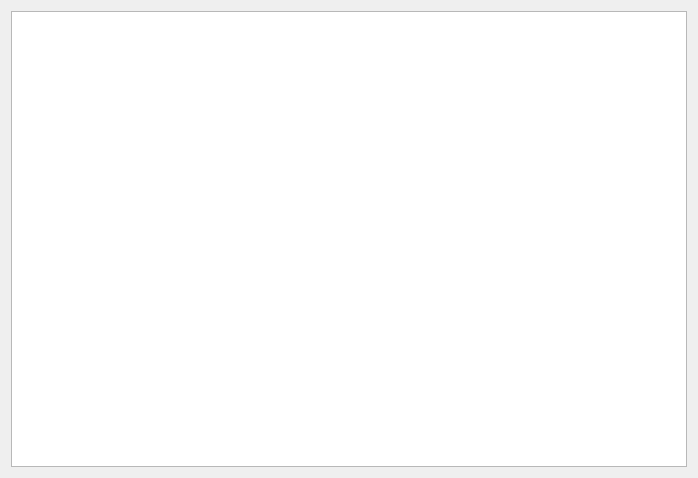
Old version of the form mtgcards/filtereditordialog.ui in the repository stijnvermeir/mtgcards.
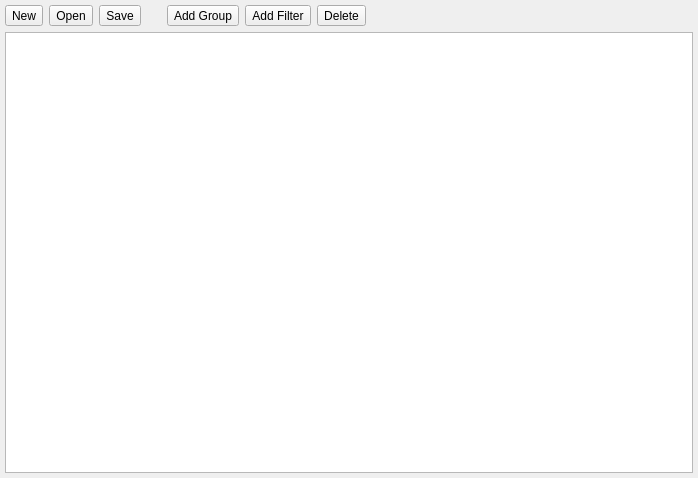
New version of the form. Icons and pictures are not drawn.

Commit message: Advanced filter

```diff
--- a/mtgcards/filtereditordialog.ui
+++ b/mtgcards/filtereditordialog.ui
@@ -19,7 +19,157 @@
   <property name="modal">
    <bool>true</bool>
   </property>
-  <layout class="QHBoxLayout" name="horizontalLayout">
+  <layout class="QVBoxLayout" name="verticalLayout">
+   <property name="leftMargin">
+    <number>5</number>
+   </property>
+   <property name="topMargin">
+    <number>5</number>
+   </property>
+   <property name="rightMargin">
+    <number>5</number>
+   </property>
+   <property name="bottomMargin">
+    <number>5</number>
+   </property>
+   <item>
+    <layout class="QHBoxLayout" name="horizontalLayout">
+     <property name="topMargin">
+      <number>0</number>
+     </property>
+     <item>
+      <widget class="QToolButton" name="newBtn">
+       <property name="toolTip">
+        <string>Clear Filter Tree</string>
+       </property>
+       <property name="text">
+        <string>New</string>
+       </property>
+       <property name="icon">
+        <iconset resource="mtgcards.qrc">
+         <normaloff>:/resources/icons/blank33.svg</normaloff>:/resources/icons/blank33.svg</iconset>
+       </property>
+       <property name="shortcut">
+        <string>Ctrl+N</string>
+       </property>
+      </widget>
+     </item>
+     <item>
+      <widget class="QToolButton" name="openBtn">
+       <property name="toolTip">
+        <string>Open Filter Tree from file ...</string>
+       </property>
+       <property name="text">
+        <string>Open</string>
+       </property>
+       <property name="icon">
+        <iconset resource="mtgcards.qrc">
+         <normaloff>:/resources/icons/folder215.svg</normaloff>:/resources/icons/folder215.svg</iconset>
+       </property>
+       <property name="shortcut">
+        <string>Ctrl+O</string>
+       </property>
+      </widget>
+     </item>
+     <item>
+      <widget class="QToolButton" name="saveBtn">
+       <property name="toolTip">
+        <string>Save Filter Tree to file ...</string>
+       </property>
+       <property name="text">
+        <string>Save</string>
+       </property>
+       <property name="icon">
+        <iconset resource="mtgcards.qrc">
+         <normaloff>:/resources/icons/save20.svg</normaloff>:/resources/icons/save20.svg</iconset>
+       </property>
+       <property name="shortcut">
+        <string>Ctrl+S</string>
+       </property>
+      </widget>
+     </item>
+     <item>
+      <spacer name="horizontalSpacer_2">
+       <property name="orientation">
+        <enum>Qt::Horizontal</enum>
+       </property>
+       <property name="sizeType">
+        <enum>QSizePolicy::Fixed</enum>
+       </property>
+       <property name="sizeHint" stdset="0">
+        <size>
+         <width>20</width>
+         <height>20</height>
+        </size>
+       </property>
+      </spacer>
+     </item>
+     <item>
+      <widget class="QToolButton" name="addGroupBtn">
+       <property name="toolTip">
+        <string>Add Group</string>
+       </property>
+       <property name="text">
+        <string>Add Group</string>
+       </property>
+       <property name="icon">
+        <iconset resource="mtgcards.qrc">
+         <normaloff>:/resources/icons/square181.svg</normaloff>:/resources/icons/square181.svg</iconset>
+       </property>
+       <property name="shortcut">
+        <string>G</string>
+       </property>
+      </widget>
+     </item>
+     <item>
+      <widget class="QToolButton" name="addFilterBtn">
+       <property name="toolTip">
+        <string>Add Filter</string>
+       </property>
+       <property name="text">
+        <string>Add Filter</string>
+       </property>
+       <property name="icon">
+        <iconset resource="mtgcards.qrc">
+         <normaloff>:/resources/icons/round57.svg</normaloff>:/resources/icons/round57.svg</iconset>
+       </property>
+       <property name="shortcut">
+        <string>F</string>
+       </property>
+      </widget>
+     </item>
+     <item>
+      <widget class="QToolButton" name="deleteNodeBtn">
+       <property name="toolTip">
+        <string>Remove selected Filter or Group</string>
+       </property>
+       <property name="text">
+        <string>Delete</string>
+       </property>
+       <property name="icon">
+        <iconset resource="mtgcards.qrc">
+         <normaloff>:/resources/icons/clear5.svg</normaloff>:/resources/icons/clear5.svg</iconset>
+       </property>
+       <property name="shortcut">
+        <string>D</string>
+       </property>
+      </widget>
+     </item>
+     <item>
+      <spacer name="horizontalSpacer">
+       <property name="orientation">
+        <enum>Qt::Horizontal</enum>
+       </property>
+       <property name="sizeHint" stdset="0">
+        <size>
+         <width>40</width>
+         <height>20</height>
+        </size>
+       </property>
+      </spacer>
+     </item>
+    </layout>
+   </item>
    <item>
     <widget class="QTreeView" name="treeView">
      <property name="editTriggers">
@@ -28,8 +178,11 @@
      <property name="alternatingRowColors">
       <bool>true</bool>
      </property>
-     <attribute name="headerVisible">
+     <property name="headerHidden">
       <bool>false</bool>
+     </property>
+     <attribute name="headerVisible">
+      <bool>true</bool>
      </attribute>
     </widget>
    </item>
```
Left out of the diff: 4 changed lines with no effect on the pictures. The commit also changes 19 other files.
